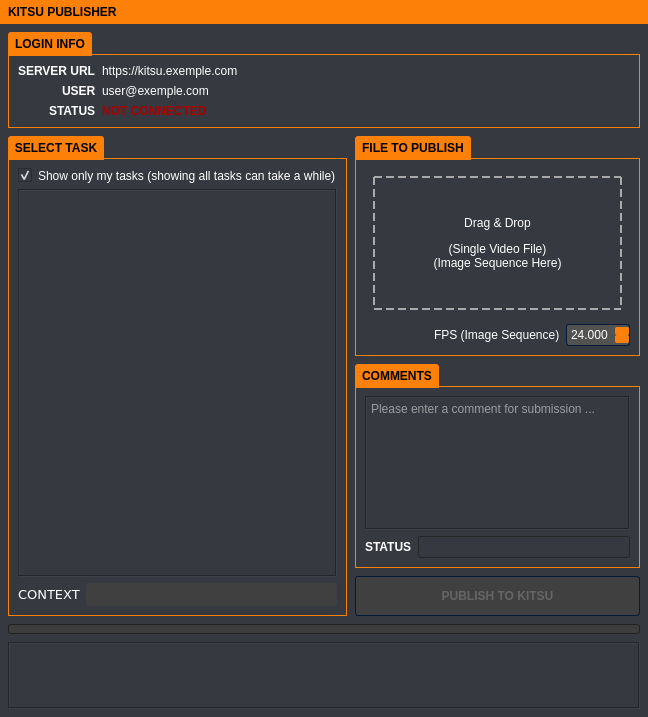
This is kitsu_publish_standalone/ui/kitsu_publisher_standalone.ui in emilemassie/kitsu-publisher as Qt 5 draws it before an edit. The edited form follows.
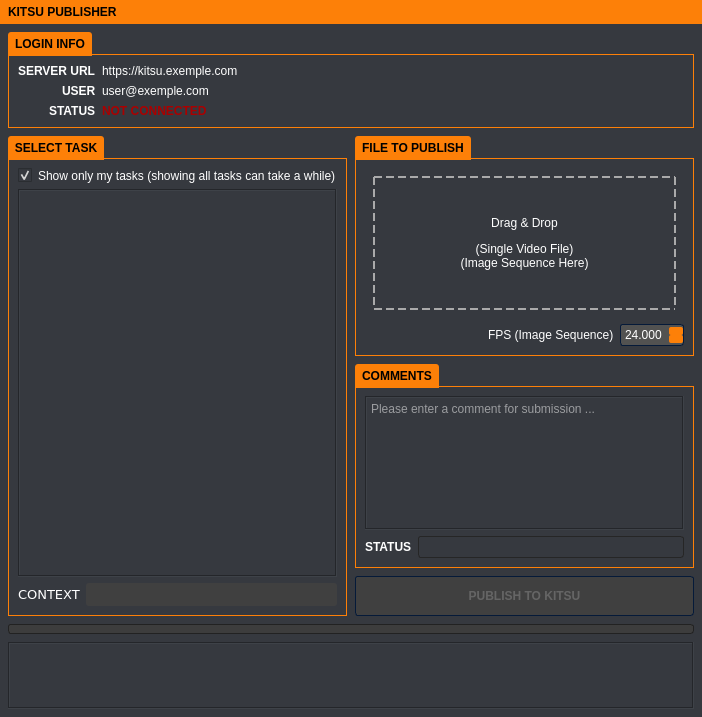
This is the edited form. Icons and pictures are not drawn.

```diff
--- a/kitsu_publish_standalone/ui/kitsu_publisher_standalone.ui
+++ b/kitsu_publish_standalone/ui/kitsu_publisher_standalone.ui
@@ -6,7 +6,7 @@
    <rect>
     <x>0</x>
     <y>0</y>
-    <width>648</width>
+    <width>702</width>
     <height>717</height>
    </rect>
   </property>
@@ -1710,11 +1710,8 @@
          </property>
          <property name="html">
           <string>&lt;!DOCTYPE HTML PUBLIC &quot;-//W3C//DTD HTML 4.0//EN&quot; &quot;http://www.w3.org/TR/REC-html40/strict.dtd&quot;&gt;
-&lt;html&gt;&lt;head&gt;&lt;meta name=&quot;qrichtext&quot; content=&quot;1&quot; /&gt;&lt;meta charset=&quot;utf-8&quot; /&gt;&lt;style type=&quot;text/css&quot;&gt;
+&lt;html&gt;&lt;head&gt;&lt;meta name=&quot;qrichtext&quot; content=&quot;1&quot; /&gt;&lt;style type=&quot;text/css&quot;&gt;
 p, li { white-space: pre-wrap; }
-hr { height: 1px; border-width: 0; }
-li.unchecked::marker { content: &quot;\2610&quot;; }
-li.checked::marker { content: &quot;\2612&quot;; }
 &lt;/style&gt;&lt;/head&gt;&lt;body style=&quot; font-family:'Verdana'; font-size:6pt; font-weight:400; font-style:normal;&quot;&gt;
 &lt;p style=&quot;-qt-paragraph-type:empty; margin-top:0px; margin-bottom:0px; margin-left:0px; margin-right:0px; -qt-block-indent:0; text-indent:0px;&quot;&gt;&lt;br /&gt;&lt;/p&gt;&lt;/body&gt;&lt;/html&gt;</string>
          </property>
```
Left out of the diff: 3 changed lines with no effect on the pictures.
